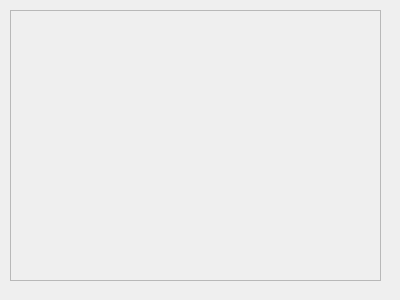
First picture: the form in GDP/GDP/camerawidget.ui, repository barry-durnin/GroupPikDeveloper, before the edit.
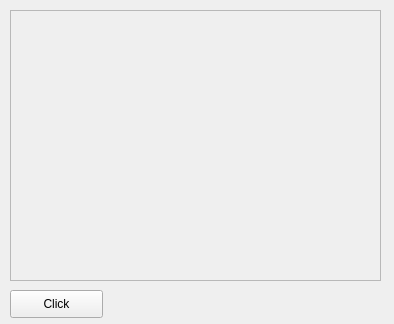
Second picture: the form after the edit.

The edit to the form file:
```diff
--- a/GDP/GDP/camerawidget.ui
+++ b/GDP/GDP/camerawidget.ui
@@ -6,8 +6,8 @@
    <rect>
     <x>0</x>
     <y>0</y>
-    <width>400</width>
-    <height>300</height>
+    <width>394</width>
+    <height>324</height>
    </rect>
   </property>
   <property name="windowTitle">
@@ -36,6 +36,19 @@
     </property>
    </widget>
   </widget>
+  <widget class="QPushButton" name="buttonClick">
+   <property name="geometry">
+    <rect>
+     <x>10</x>
+     <y>290</y>
+     <width>93</width>
+     <height>28</height>
+    </rect>
+   </property>
+   <property name="text">
+    <string>Click</string>
+   </property>
+  </widget>
  </widget>
  <resources/>
  <connections/>
```
